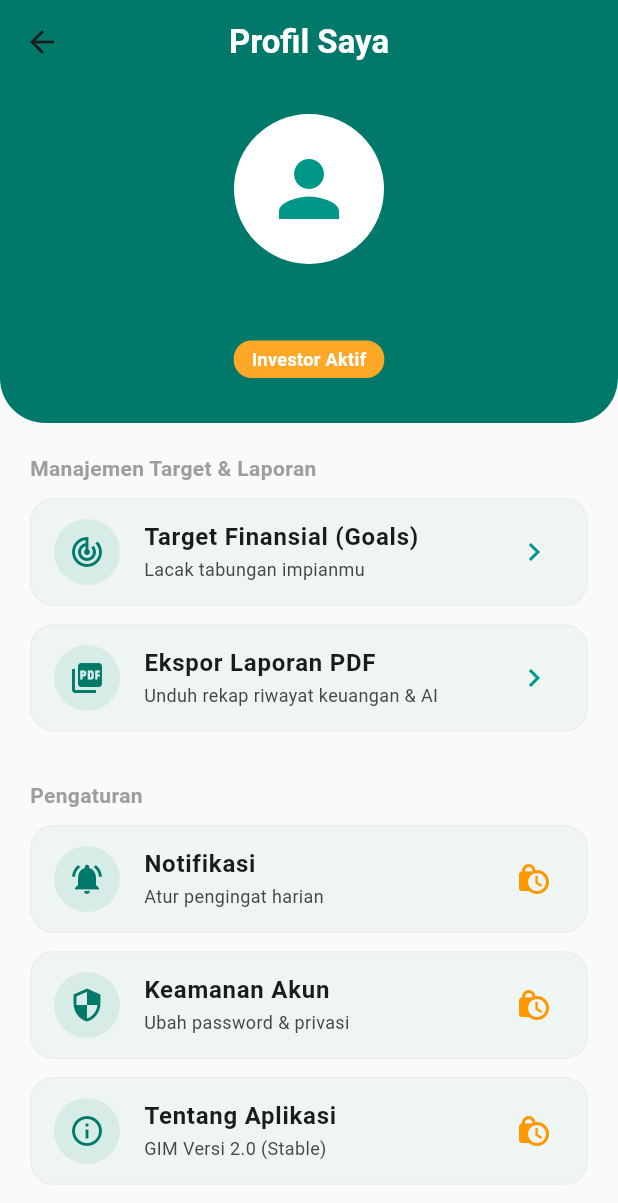
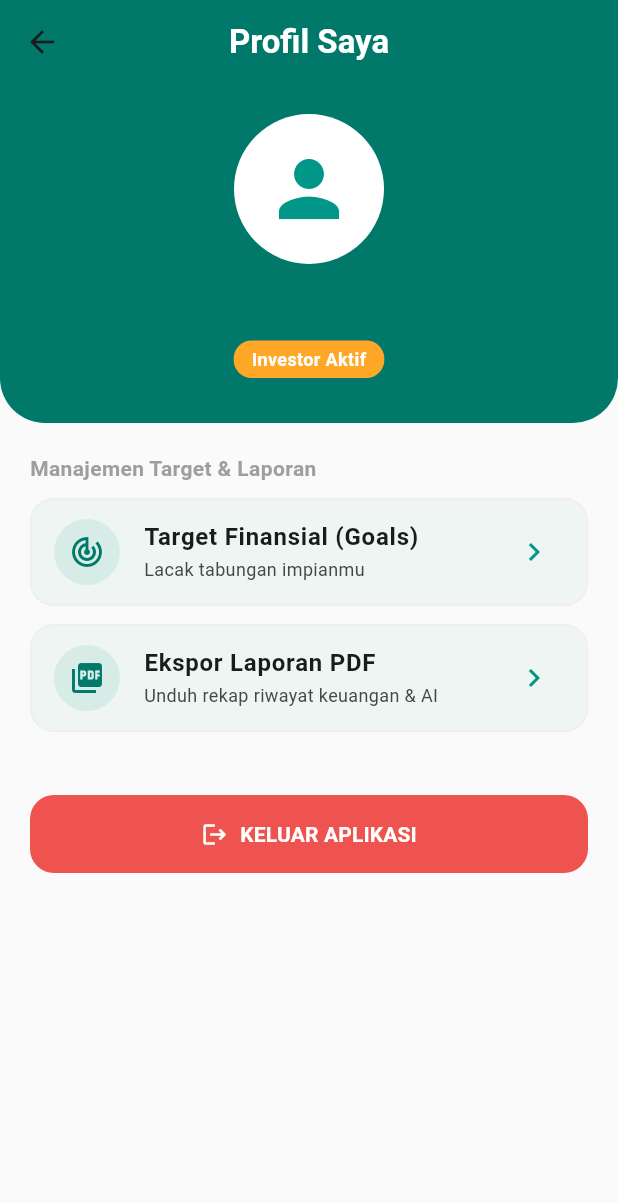
Before and after one commit to ngurah2/asisten-investasi-gig, a Flutter app: the ProfileScreen screen opened directly, on a phone screen of 412 x 824 dp. Shown: the top 1203 px of the screen. Run offline on Flutter 3.47's test engine with Material 3 defaults, Android fonts, the phone set to English and light mode, and no system bars; our stand-ins replace fl_chart, image_picker, pdf, printing, shared_preferences; accounts and stored records are empty.

Commit message:
feat: finalisasi UI Profil, hapus fitur dummy, integrasi full Alokasi Target Finansial & format Rupiah

```diff
--- a/aplikasi_investasi/lib/screens/profile_screen.dart
+++ b/aplikasi_investasi/lib/screens/profile_screen.dart
@@ -1,6 +1,6 @@
 import 'package:flutter/material.dart';
 import 'package:shared_preferences/shared_preferences.dart';
-import 'package:intl/intl.dart'; // Untuk format tanggal kalender
+import 'package:intl/intl.dart';
 import 'login_screen.dart';
 import 'goals_screen.dart';
 import '../services/api_service.dart';
@@ -141,7 +141,6 @@ class _ProfileScreenState extends State<ProfileScreen> {
                     },
                   ),
                   const Divider(),
-                  // FITUR BARU: PILIH TANGGAL MANUAL (KALENDER)
                   ListTile(
                     leading: const Icon(Icons.edit_calendar, color: Colors.blue),
                     title: const Text('Pilih Kalender Manual', style: TextStyle(fontWeight: FontWeight.bold, color: Colors.blue)),
@@ -149,8 +148,8 @@ class _ProfileScreenState extends State<ProfileScreen> {
                       Navigator.pop(context);
                       DateTimeRange? pickedRange = await showDateRangePicker(
                         context: context,
-                        firstDate: DateTime(2020), // Batas bawah tahun
-                        lastDate: DateTime(2030),  // Batas atas tahun
+                        firstDate: DateTime(2020),
+                        lastDate: DateTime(2030),
                         builder: (context, child) {
                           return Theme(
                             data: Theme.of(context).copyWith(
@@ -220,7 +219,6 @@ class _ProfileScreenState extends State<ProfileScreen> {
       if (tipeFilter == "semua") {
         lolosFilter = true;
       } else if (tipeFilter == "kustom" && range != null) {
-        // Logika kalender kustom: pastikan tanggal berada di dalam range yang dipilih
         if (tglTransaksi.isAfter(range.start.subtract(const Duration(days: 1))) &&
             tglTransaksi.isBefore(range.end.add(const Duration(days: 1)))) {
           lolosFilter = true;
@@ -252,7 +250,6 @@ class _ProfileScreenState extends State<ProfileScreen> {
           nominalSurplus = int.tryParse(item['surplus'].toString()) ?? 0;
         }
 
-        // MAPPING FIELD LENGKAP: Mengambil juga field tanggal dan rekomendasi
         hasilFilter.add({
           'tanggal': item['tanggal']?.toString() ?? '-',
           'deskripsi': item['rincian']?.toString() ?? 'Transaksi',
@@ -265,7 +262,7 @@ class _ProfileScreenState extends State<ProfileScreen> {
     if (hasilFilter.isEmpty) {
       if (mounted) {
         ScaffoldMessenger.of(context).showSnackBar(
-          SnackBar(content: Text('Tidak ada data transaksi pada periode yang dipilih.'), backgroundColor: Colors.orange),
+          const SnackBar(content: Text('Tidak ada data transaksi pada periode yang dipilih.'), backgroundColor: Colors.orange),
         );
       }
       return;
@@ -277,7 +274,6 @@ class _ProfileScreenState extends State<ProfileScreen> {
       );
     }
 
-    // Kirim data ke Service PDF
     await PdfService.cetakLaporan(namaPeriode, hasilFilter, _namaPengguna);
   }
 
@@ -334,7 +330,6 @@ class _ProfileScreenState extends State<ProfileScreen> {
                     icon: Icons.track_changes,
                     title: 'Target Finansial (Goals)',
                     subtitle: 'Lacak tabungan impianmu',
-                    isComingSoon: false,
                     onTap: () {
                       Navigator.push(
                         context,
@@ -347,16 +342,8 @@ class _ProfileScreenState extends State<ProfileScreen> {
                     icon: Icons.picture_as_pdf,
                     title: 'Ekspor Laporan PDF',
                     subtitle: 'Unduh rekap riwayat keuangan & AI',
-                    isComingSoon: false,
                     onTap: _tampilkanDialogFilterPdf,
                   ),
-
-                  const SizedBox(height: 20),
-                  const Text('Pengaturan', style: TextStyle(fontWeight: FontWeight.bold, color: Colors.grey)),
-                  const SizedBox(height: 10),
-                  _buildMenuItem(icon: Icons.notifications_active, title: 'Notifikasi', subtitle: 'Atur pengingat harian', isComingSoon: true),
-                  _buildMenuItem(icon: Icons.security, title: 'Keamanan Akun', subtitle: 'Ubah password & privasi', isComingSoon: true),
-                  _buildMenuItem(icon: Icons.info_outline, title: 'Tentang Aplikasi', subtitle: 'GIM Versi 2.0 (Stable)', isComingSoon: true),
 
                   const SizedBox(height: 30),
 
@@ -388,7 +375,6 @@ class _ProfileScreenState extends State<ProfileScreen> {
     required IconData icon,
     required String title,
     required String subtitle,
-    bool isComingSoon = false,
     VoidCallback? onTap
   }) {
     return Card(
@@ -403,14 +389,8 @@ class _ProfileScreenState extends State<ProfileScreen> {
         ),
         title: Text(title, style: const TextStyle(fontWeight: FontWeight.bold)),
         subtitle: Text(subtitle, style: const TextStyle(fontSize: 12)),
-        trailing: isComingSoon
-            ? const Icon(Icons.lock_clock, color: Colors.orange)
-            : const Icon(Icons.chevron_right, color: Colors.teal),
-        onTap: onTap ?? () {
-          if (isComingSoon) {
-            ScaffoldMessenger.of(context).showSnackBar(const SnackBar(content: Text('Fitur ini akan hadir di GIM V3!')));
-          }
-        },
+        trailing: const Icon(Icons.chevron_right, color: Colors.teal),
+        onTap: onTap,
       ),
     );
   }
```
Also changed, not shown: 1 other file.
